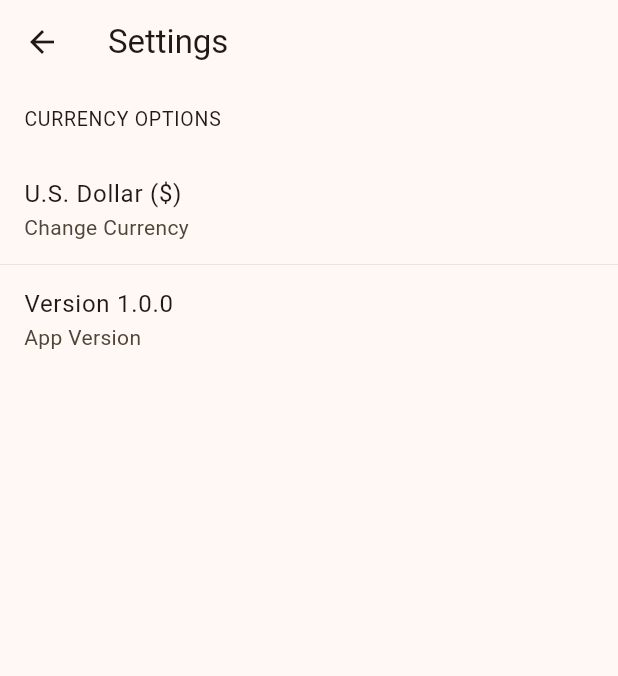
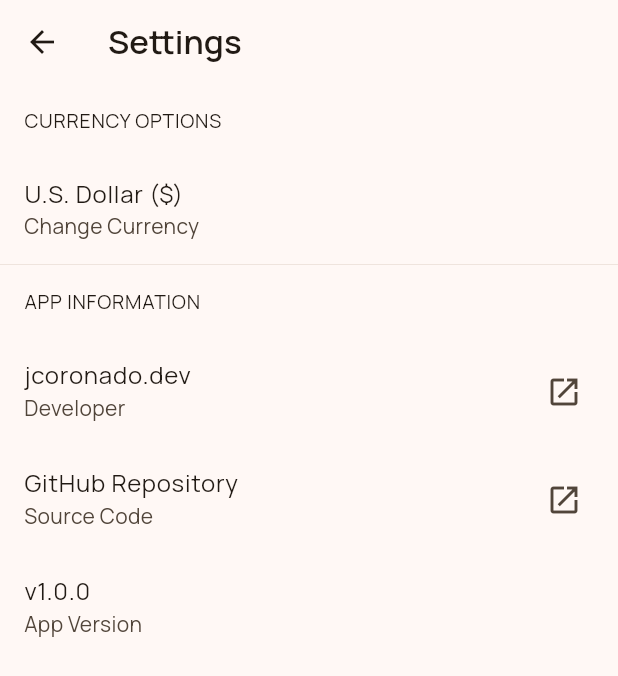
Before and after one commit to juliancoronado/MinimalBitcoinWidget, a Flutter app: the screen it shows after launch, after a tap on the "settings" icon, on a phone screen of 412 x 824 dp. Shown: the top 676 px of the screen. Run offline on Flutter 3.47's test engine with Material 3 defaults, Android fonts, the phone set to English and light mode, and no system bars.

Commit message:
Added custom font files

```diff
--- /dev/null
+++ b/lib/home_page.dart
@@ -0,0 +1,54 @@
+import 'package:flutter/material.dart';
+import 'package:minimalbitcoinwidget/constants.dart';
+import 'package:minimalbitcoinwidget/settings_page.dart';
+
+class HomePage extends StatefulWidget {
+  const HomePage({super.key});
+
+  @override
+  State<HomePage> createState() => _HomePageState();
+}
+
+class _HomePageState extends State<HomePage> {
+  @override
+  Widget build(BuildContext context) {
+    return Scaffold(
+      appBar: AppBar(
+        title: const Text(
+          appTitle,
+          style: TextStyle(fontWeight: FontWeight.w600),
+        ),
+        actions: [
+          IconButton(
+            icon: const Icon(Icons.settings),
+            tooltip: 'Settings',
+            onPressed: () {
+              Navigator.push(
+                context,
+                MaterialPageRoute(builder: (context) => const SettingsPage()),
+              );
+            },
+          )
+        ],
+      ),
+      body: Padding(
+        padding: const EdgeInsets.all(8.0),
+        child: Column(
+          mainAxisSize: MainAxisSize.max,
+          children: [
+            Card(
+              child: InkWell(
+                onTap: () {
+                  // TODO - implement API call for price data
+                },
+                child: Container(
+                  height: 180,
+                ),
+              ),
+            ),
+          ],
+        ),
+      ),
+    );
+  }
+}
--- a/lib/main.dart
+++ b/lib/main.dart
@@ -1,7 +1,7 @@
 import 'package:flutter/material.dart';
 import 'package:flutter/services.dart';
 import 'package:minimalbitcoinwidget/constants.dart';
-import 'package:minimalbitcoinwidget/settings_page.dart';
+import 'package:minimalbitcoinwidget/home_page.dart';
 // import 'package:shared_preferences/shared_preferences.dart';
 
 void main() async {
@@ -33,41 +33,10 @@ class MinimalBitcoinWidget extends StatelessWidget {
       themeMode: ThemeMode.system,
       theme: ThemeData(
         colorScheme: ColorScheme.fromSeed(seedColor: Colors.orange),
+        fontFamily: 'Manrope',
         useMaterial3: true,
       ),
-      home: const HomePage(title: appTitle),
+      home: const HomePage(),
     );
   }
 }
-
-class HomePage extends StatefulWidget {
-  const HomePage({super.key, required this.title});
-
-  final String title;
-
-  @override
-  State<HomePage> createState() => _HomePageState();
-}
-
-class _HomePageState extends State<HomePage> {
-  @override
-  Widget build(BuildContext context) {
-    return Scaffold(
-      appBar: AppBar(
-        title: Text(widget.title),
-        actions: [
-          IconButton(
-            icon: const Icon(Icons.settings),
-            onPressed: () {
-              Navigator.push(
-                context,
-                MaterialPageRoute(builder: (context) => const SettingsPage()),
-              );
-            },
-          )
-        ],
-      ),
-      body: const Center(child: Text('Hello, world!')),
-    );
-  }
-}
--- a/lib/settings_page.dart
+++ b/lib/settings_page.dart
@@ -10,7 +10,10 @@ class SettingsPage extends StatelessWidget {
     return Scaffold(
       appBar: AppBar(
         automaticallyImplyLeading: true,
-        title: const Text('Settings'),
+        title: const Text(
+          'Settings',
+          style: TextStyle(fontWeight: FontWeight.w600),
+        ),
       ),
       body: Center(
         child: Column(
@@ -21,12 +24,32 @@ class SettingsPage extends StatelessWidget {
               title: const Text('U.S. Dollar (\$)'),
               subtitle: const Text('Change Currency'),
               onTap: () {
+                // TODO - implement dialog options
                 print('Change currency button pressed!');
               },
             ),
             const LineDivider(),
+            const HeaderListTile(title: 'APP INFORMATION'),
+            ListTile(
+              title: const Text('jcoronado.dev'),
+              subtitle: const Text('Developer'),
+              trailing: const Icon(Icons.open_in_new),
+              onTap: () {
+                // TODO - open developer portfolio website
+                print('Open developer portfolio');
+              },
+            ),
+            ListTile(
+              title: const Text('GitHub Repository'),
+              subtitle: const Text('Source Code'),
+              trailing: const Icon(Icons.open_in_new),
+              onTap: () {
+                // TODO - open GitHub repo
+                print('Open GitHub link');
+              },
+            ),
             const ListTile(
-              title: Text('Version 1.0.0'),
+              title: Text('v1.0.0'),
               subtitle: Text('App Version'),
             ),
           ],
```
Also changed, not shown: pubspec.yaml (+11 -0 lines), assets/fonts/Manrope-Bold.ttf (added), assets/fonts/Manrope-ExtraBold.ttf (added), assets/fonts/Manrope-ExtraLight.ttf (added), assets/fonts/Manrope-Light.ttf (added), assets/fonts/Manrope-Medium.ttf (added), assets/fonts/Manrope-Regular.ttf (added), assets/fonts/Manrope-SemiBold.ttf (added).
